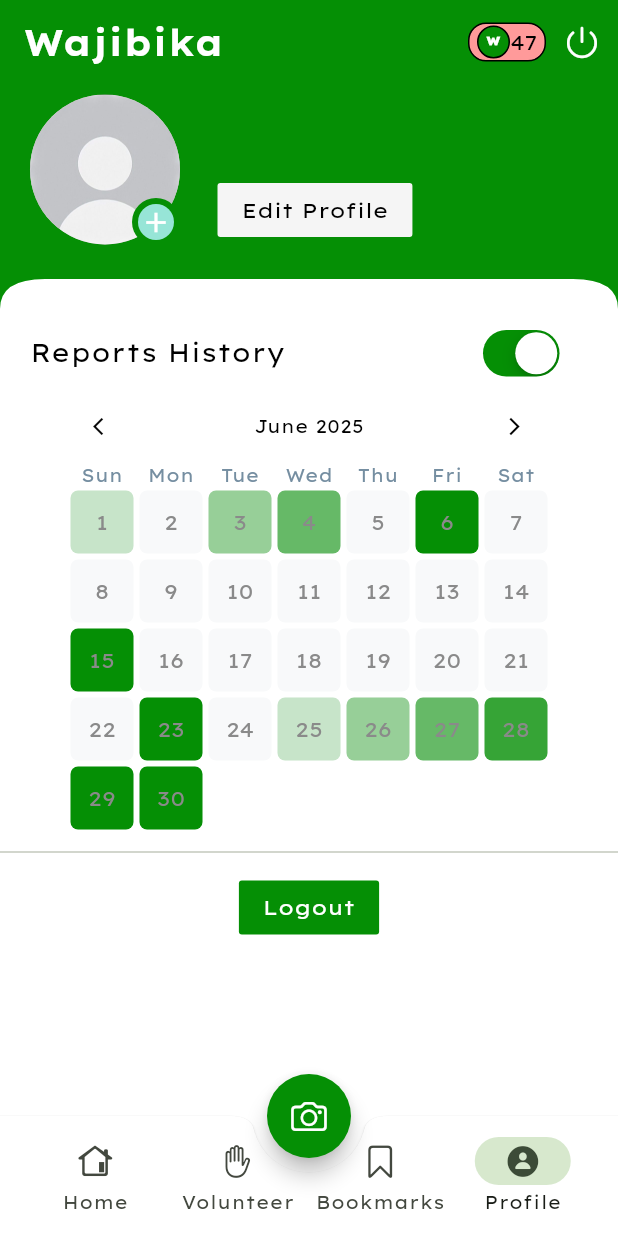
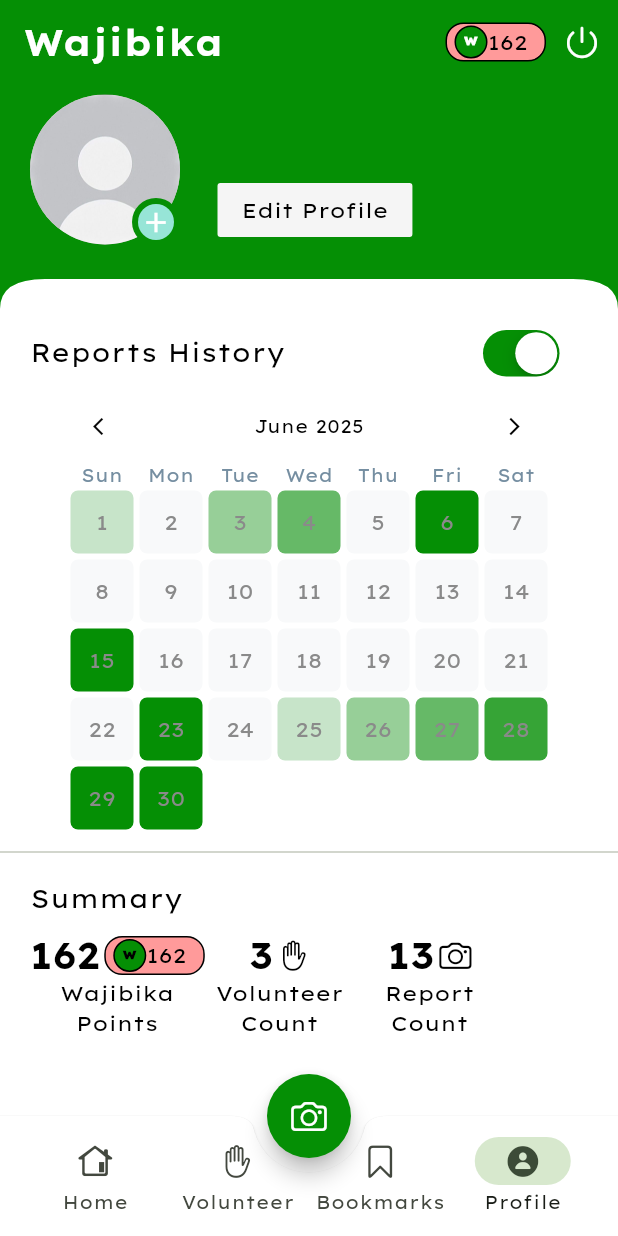
Before and after one commit to H-Munene/Wajibika_Mobile, a Flutter app: the BottomNav screen opened directly, item 4 of the bottom bar chosen, on a phone screen of 412 x 824 dp. Run offline on Flutter 3.47's test engine with Material 3 defaults, Android fonts, the phone set to English and light mode, and no system bars; our stand-ins replace animated_custom_dropdown, bloc, cherry_toast, equatable, fluentui_system_icons, flutter_bloc and 11 more; accounts and stored records are empty; project files that could hold a hidden picture were left out.

Commit message:
update: summary in profile

```diff
--- a/lib/core/utils/dimensions.dart
+++ b/lib/core/utils/dimensions.dart
@@ -7,6 +7,12 @@ class AppDimensions {
   static BorderRadius bottomSheetCircleBorderRadius = BorderRadius.circular(15);
 
   static EdgeInsets pagePadding = const EdgeInsets.symmetric(horizontal: 8);
+
+  static EdgeInsets profilePageWidgetsPadding = const EdgeInsets.only(
+    top: 10,
+    left: 20,
+    right: 35,
+  );
 
   static EdgeInsets bottomSheetPadding = const EdgeInsets.symmetric(
     vertical: 5,
--- a/lib/core/utils/globals.dart
+++ b/lib/core/utils/globals.dart
@@ -34,6 +34,7 @@ class Globals {
   static const String homereportsSectionTitle = 'Reports';
   static const String reportsHistorySectionTitle = 'Reports History';
   static const String volunteerHistorySectionTitle = 'Volunteer History';
+  static const String profileSummarySectionTitle = 'Summary';
 
   static const String homeReportsTabTitle1 = 'Clogged Drains';
   static const String homeReportsTabTitle2 = 'Negligent Dumping';
--- a/lib/main.dart
+++ b/lib/main.dart
@@ -1,4 +1,3 @@
-import 'package:bloc_clean_arch/presentation/bloc/bookmark/bookmark_bloc.dart';
 import 'package:flutter/material.dart';
 import 'package:bloc_clean_arch/bloc_observer.dart';
 import 'package:bloc_clean_arch/core/core.dart';
--- a/lib/presentation/pages/auth/bottom_nav.dart
+++ b/lib/presentation/pages/auth/bottom_nav.dart
@@ -56,7 +56,7 @@ class _BottomNavState extends State<BottomNav> {
         title: const Text(Globals.mainPageTitle),
         actions: [
           // TODO: get from user model
-          const WajibikaPointsIcon(wajibikaPoints: '47'),
+          const WajibikaPointsIcon(wajibikaPoints: 162),
           IconButton(
             onPressed:
                 () => CustomDialogBottomAppSheet.cupertinoLogoutBottomSheet(
--- a/lib/presentation/pages/auth/screens/home/home_feed.dart
+++ b/lib/presentation/pages/auth/screens/home/home_feed.dart
@@ -13,7 +13,7 @@ class HomeFeed extends StatefulWidget {
 }
 
 class _HomeFeedState extends State<HomeFeed> with TickerProviderStateMixin {
-  int wajibikaPoints = 47;
+  int wajibikaPoints = 162;
   late TabController _tabController;
   List<ReportModel> cloggedDrainReports = [
     ReportModel(
--- a/lib/presentation/pages/auth/screens/profile/profile.dart
+++ b/lib/presentation/pages/auth/screens/profile/profile.dart
@@ -1,3 +1,4 @@
+import 'package:bloc_clean_arch/presentation/widgets/profile_summary.dart';
 import 'package:flutter/cupertino.dart';
 import 'package:flutter/material.dart';
 import 'package:bloc_clean_arch/core/core.dart';
@@ -137,7 +138,7 @@ class _ProfilePageState extends State<ProfilePage> {
                 ),
               ),
               Padding(
-                padding: const EdgeInsets.only(top: 10, left: 20, right: 35),
+                padding: AppDimensions.profilePageWidgetsPadding,
                 child: Row(
                   mainAxisAlignment: MainAxisAlignment.spaceBetween,
                   children: [
@@ -165,27 +166,35 @@ class _ProfilePageState extends State<ProfilePage> {
               ReportHistoryCalender(toggleCalendar: showReportHistory),
 
               const Divider(),
-              Center(
-                child: CustomButtonWidget(
-                  child:
-                      state is AuthLoading
-                          ? const CustomLoadingIndicator()
-                          : Text(
-                            'Logout',
-                            style: Theme.of(context).textTheme.bodyMedium
-                                ?.copyWith(color: Colors.white),
-                          ),
-                  onPressed: () {
-                    context.read<AuthBloc>().add(AuthSignOut());
 
-                    // remove the profile picture when user logs out since when
-                    // a different user logs in the other user's profile
-                    // picture is retained by hydrated bloc
-                    // TODO: save the profile picture in db to restore it on login
-                    context.read<ProfileMediaBloc>().add(
-                      ProfileMediaRemoveCurrentProfilePictureEvent(),
-                    );
-                  },
+              Padding(
+                padding: AppDimensions.profilePageWidgetsPadding,
+
+                child: Text(
+                  Globals.profileSummarySectionTitle,
+                  style: textTheme.bodyLarge,
+                ),
+              ),
+
+              Padding(
+                padding: AppDimensions.profilePageWidgetsPadding,
+
+                child: const Row(
+                  children: [
+                    ProfileSummary(
+                      summaryCount: 162,
+                      profileSummaryCategory:
+                          ProfileSummaryCategory.wajibikaPoints,
+                    ),
+                    ProfileSummary(
+                      summaryCount: 3,
+                      profileSummaryCategory: ProfileSummaryCategory.volunteer,
+                    ),
+                    ProfileSummary(
+                      summaryCount: 13,
+                      profileSummaryCategory: ProfileSummaryCategory.report,
+                    ),
+                  ],
                 ),
               ),
             ],
--- a/lib/presentation/pages/auth/screens/profile/report_history_calender.dart
+++ b/lib/presentation/pages/auth/screens/profile/report_history_calender.dart
@@ -81,8 +81,6 @@ class _ReportHistoryCalenderState extends State<ReportHistoryCalender> {
                   datasets: {
                     DateTime(DateTime.now().year, DateTime.now().month, 1): 1,
                     DateTime(DateTime.now().year, DateTime.now().month, 7): 2,
-                    DateTime(DateTime.now().year, DateTime.now().month, 14): 3,
-                    DateTime(DateTime.now().year, DateTime.now().month, 21): 4,
                     DateTime(DateTime.now().year, DateTime.now().month, 28): 5,
                   },
                   colorTipHelper: const [
--- a/lib/presentation/pages/auth/screens/report/report.dart
+++ b/lib/presentation/pages/auth/screens/report/report.dart
@@ -16,6 +16,7 @@ class _ReportPageState extends State<ReportPage> {
   final TextEditingController _descriptionTextEditingController =
       TextEditingController();
   final GlobalKey<FormState> _formKey = GlobalKey<FormState>();
+  late final MediaBloc mediaBloc;
 
   String category = '';
   bool hasImagePresent = false;
@@ -41,13 +42,14 @@ class _ReportPageState extends State<ReportPage> {
 
   @override
   void initState() {
+    mediaBloc = context.read<MediaBloc>();
     super.initState();
   }
 
   @override
   void dispose() {
     _descriptionTextEditingController.dispose();
-    context.read<MediaBloc>().add(MediaRemoveCurrentReportPictureEvent());
+    mediaBloc.add(MediaRemoveCurrentReportPictureEvent());
     super.dispose();
   }
 
--- /dev/null
+++ b/lib/presentation/widgets/profile_summary.dart
@@ -0,0 +1,54 @@
+import 'package:bloc_clean_arch/presentation/presentation.dart';
+import 'package:flutter/cupertino.dart';
+import 'package:flutter/material.dart';
+
+enum ProfileSummaryCategory { wajibikaPoints, report, volunteer }
+
+class ProfileSummary extends StatelessWidget {
+  final int summaryCount;
+  final ProfileSummaryCategory profileSummaryCategory;
+
+  const ProfileSummary({
+    super.key,
+    required this.summaryCount,
+    required this.profileSummaryCategory,
+  });
+
+  @override
+  Widget build(BuildContext context) {
+    return Column(
+      children: [
+        Row(
+          spacing: 3,
+          mainAxisSize: MainAxisSize.min,
+          children: [
+            Text(
+              '$summaryCount',
+              style: Theme.of(context).textTheme.titleLarge,
+            ),
+            if (profileSummaryCategory == ProfileSummaryCategory.wajibikaPoints)
+              WajibikaPointsIcon(wajibikaPoints: summaryCount)
+            else
+              Icon(
+                profileSummaryCategory == ProfileSummaryCategory.volunteer
+                    ? CupertinoIcons.hand_raised
+                    : CupertinoIcons.photo_camera,
+              ),
+          ],
+        ),
+        SizedBox(
+          width: 100,
+          child:
+              profileSummaryCategory == ProfileSummaryCategory.wajibikaPoints
+                  ? const Text('Wajibika Points', textAlign: TextAlign.center)
+                  : Text(
+                    profileSummaryCategory == ProfileSummaryCategory.volunteer
+                        ? 'Volunteer Count'
+                        : 'Report Count',
+                    textAlign: TextAlign.center,
+                  ),
+        ),
+      ],
+    );
+  }
+}
--- a/lib/presentation/widgets/wajibika_points_icon.dart
+++ b/lib/presentation/widgets/wajibika_points_icon.dart
@@ -2,7 +2,7 @@ import 'package:flutter/material.dart';
 import 'package:bloc_clean_arch/core/core.dart';
 
 class WajibikaPointsIcon extends StatelessWidget {
-  final String wajibikaPoints;
+  final int wajibikaPoints;
 
   const WajibikaPointsIcon({super.key, required this.wajibikaPoints});
 
@@ -10,7 +10,7 @@ class WajibikaPointsIcon extends StatelessWidget {
   Widget build(BuildContext context) {
     return Container(
       height: 26,
-      width: wajibikaPoints.length <= 2 ? 52 : 67,
+      width: wajibikaPoints.toString().length <= 2 ? 52 : 67,
       decoration: BoxDecoration(
         color: AppColors.wajibikaIconBackgroundColor,
         border: Border.all(),
@@ -19,7 +19,7 @@ class WajibikaPointsIcon extends StatelessWidget {
       child: Row(
         children: [
           const _InnerWajibikaIcon(),
-          Text(wajibikaPoints, style: const TextStyle(color: Colors.black)),
+          Text('$wajibikaPoints', style: const TextStyle(color: Colors.black)),
         ],
       ),
     );
--- a/lib/presentation/widgets/wajibika_points_progress.dart
+++ b/lib/presentation/widgets/wajibika_points_progress.dart
@@ -49,6 +49,12 @@ class _WajibikaPointsProgressState extends State<WajibikaPointsProgress>
 
   @override
   Widget build(BuildContext context) {
+    final progressBarValue = (_wajibikaPointsLinearProgressIndicatorAnimation
+                .value *
+            widget.wajibikaPoints /
+            100)
+        .clamp(0.0, 0.82);
+
     return Column(
       children: [
         Row(
@@ -63,10 +69,7 @@ class _WajibikaPointsProgressState extends State<WajibikaPointsProgress>
         LinearProgressIndicator(
           valueColor: _wajibikaPointsLinearProgressIndicatorColorAnimation,
           borderRadius: AppDimensions.circleBorderRadius,
-          value:
-              _wajibikaPointsLinearProgressIndicatorAnimation.value *
-              widget.wajibikaPoints /
-              100,
+          value: progressBarValue,
           minHeight: 10,
           color: AppColors.primaryColor,
         ),
```
